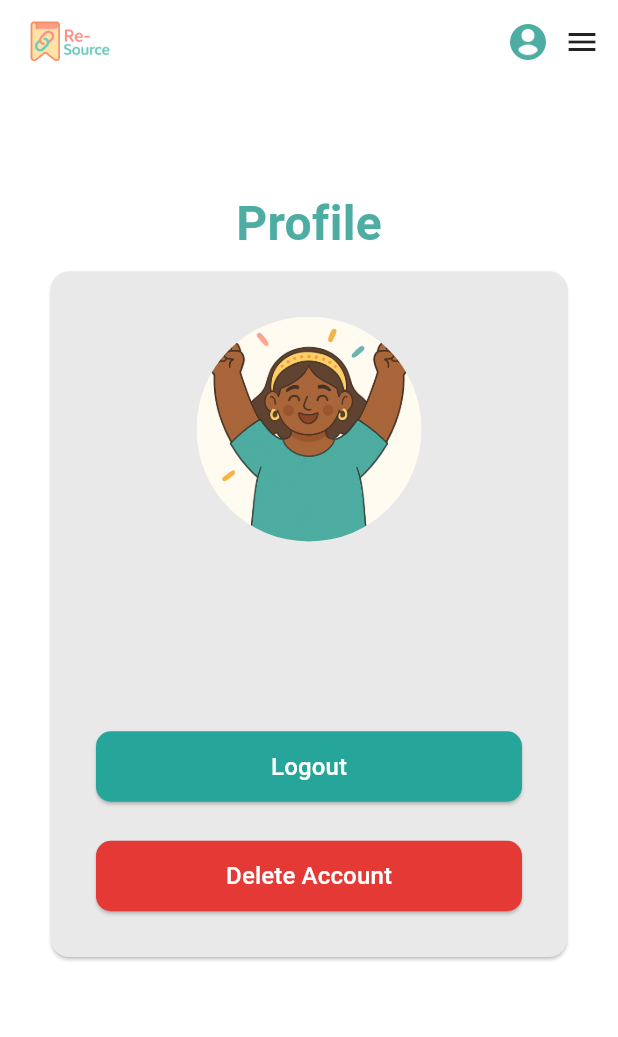
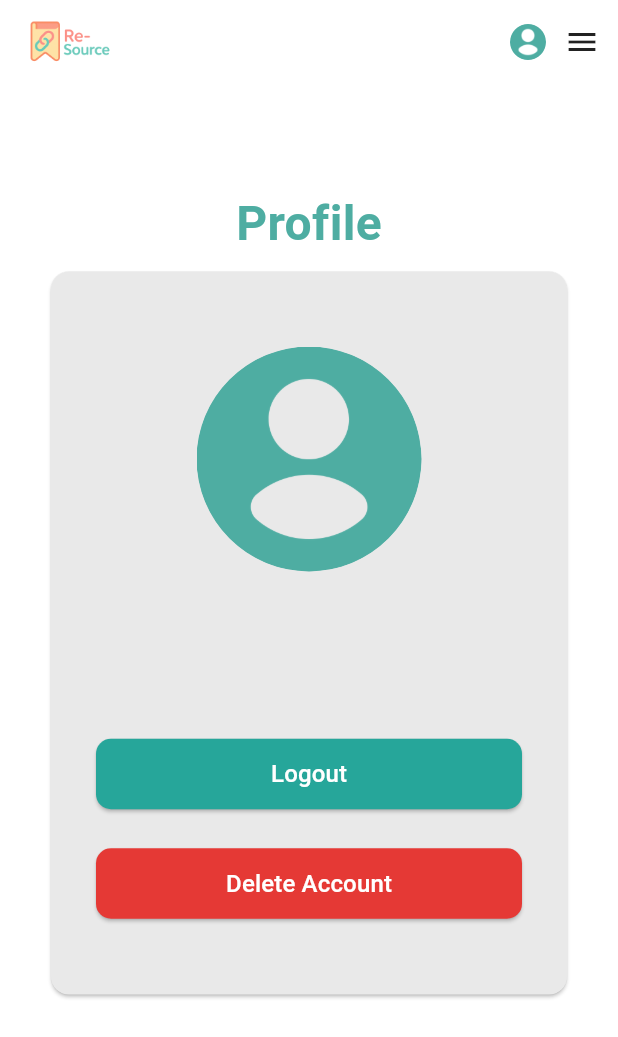
Before and after one commit to TaigaTi/Re-Source, a Flutter app: the ProfilePage screen opened directly, on a phone screen of 412 x 824 dp. Shown: the top 1037 px of the screen. Run offline on Flutter 3.47's test engine with Material 3 defaults, Android fonts, the phone set to English and light mode, and no system bars; our stand-ins replace cloud_firestore, firebase_auth, firebase_core, firebase_crashlytics; accounts and stored records are empty.

Commit message:
Changed profile image on profile page and updated padding

```diff
--- a/lib/pages/profile.dart
+++ b/lib/pages/profile.dart
@@ -205,16 +205,16 @@ class _ProfilePageState extends State<ProfilePage> {
             Card(
               color: Color.fromARGB(255, 233, 233, 233),
               child: Padding(
-                padding: const EdgeInsets.all(30.0),
+                padding: const EdgeInsets.symmetric(horizontal: 30.0, vertical: 50.0),
                 child: Column(
                   mainAxisSize: MainAxisSize.min,
                   children: [
                     const CircleAvatar(
                       radius: 75,
                       backgroundColor: Colors.transparent,
-                      backgroundImage: AssetImage("assets/images/success.png"),
+                      backgroundImage: AssetImage("assets/images/profile.png"),
                     ),
-                    const SizedBox(height: 20),
+                    const SizedBox(height: 15),
                     _isLoading
                         ? const CircularProgressIndicator()
                         : Text(
@@ -225,7 +225,7 @@ class _ProfilePageState extends State<ProfilePage> {
                               color: Colors.black87,
                             ),
                           ),
-                    const SizedBox(height: 80),
+                    const SizedBox(height: 70),
                     // Logout Button
                     ElevatedButton(
                       onPressed: _logout,
```
